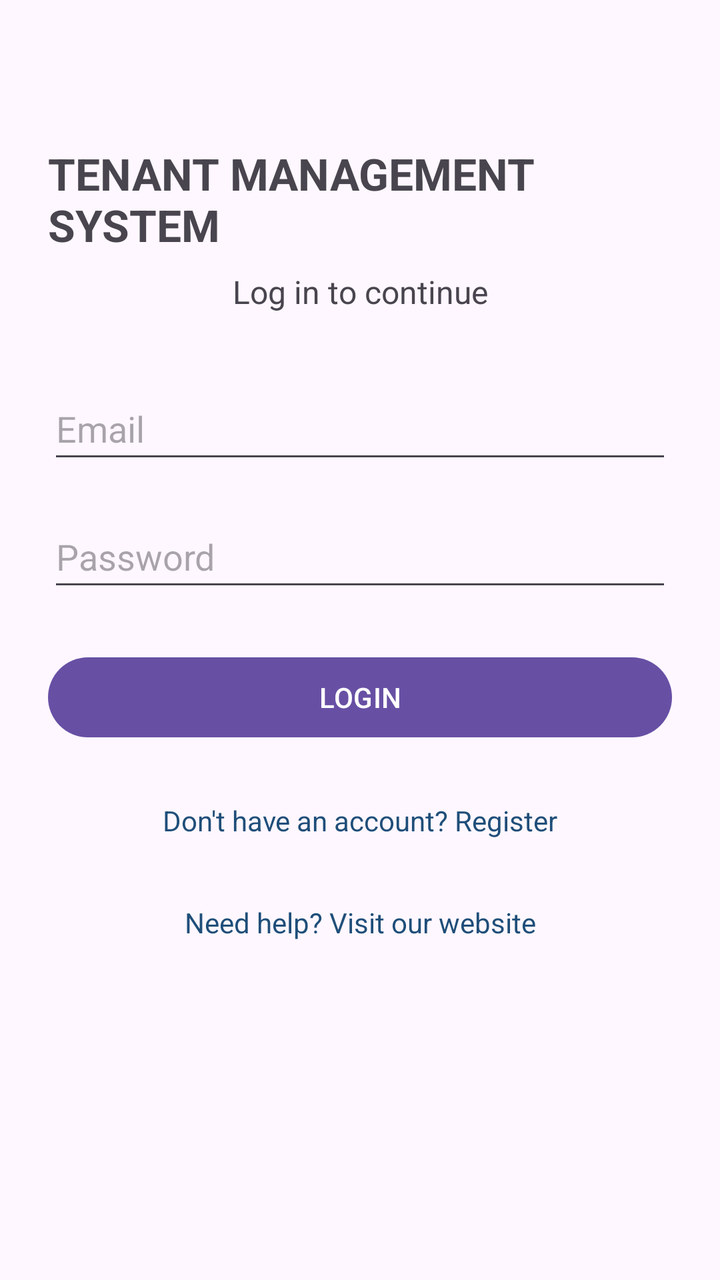
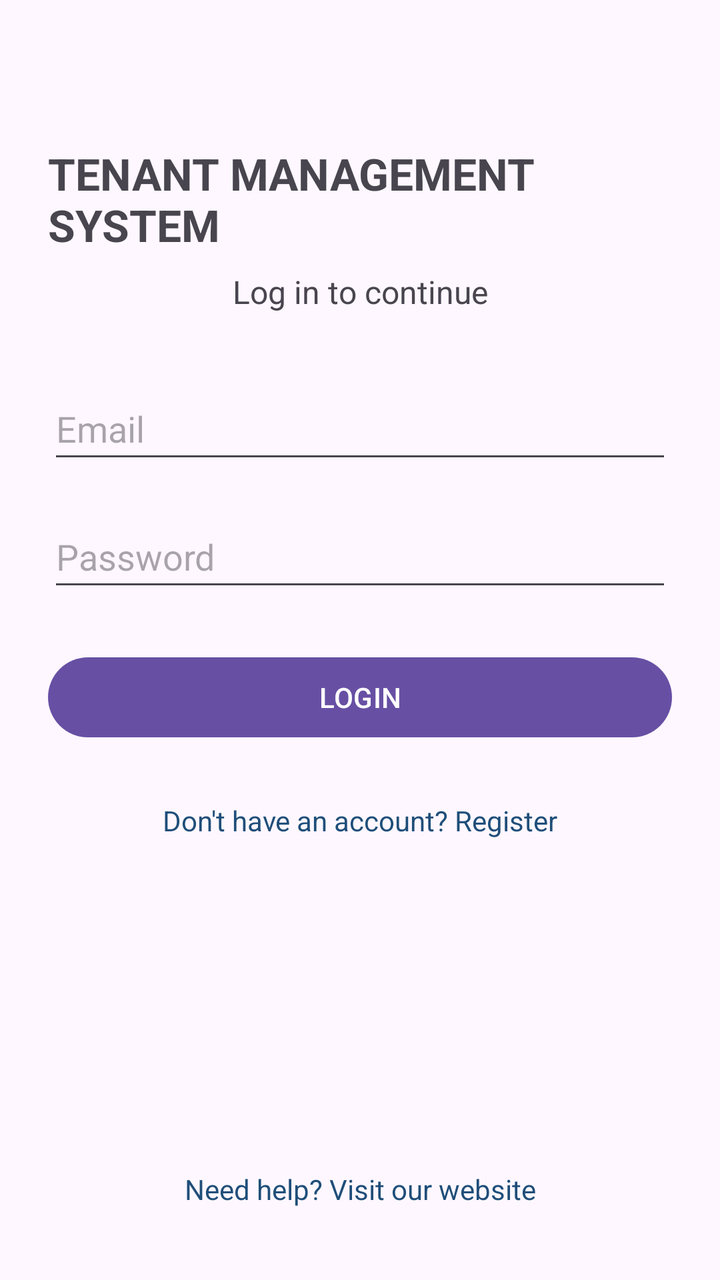

An Android layout rendered at two revisions. The XML below is the earlier revision; the diff shows what the commit changed to produce the second picture.
<!-- AndroidManifest.xml: application theme Theme.TenantManagementSystem -->
<!-- res/layout/activity_login.xml -->
<?xml version="1.0" encoding="utf-8"?>
<androidx.constraintlayout.widget.ConstraintLayout xmlns:android="http://schemas.android.com/apk/res/android"
    xmlns:app="http://schemas.android.com/apk/res-auto"
    android:layout_width="match_parent"
    android:layout_height="match_parent"
    android:fitsSystemWindows="true"
    android:padding="24dp">

    <TextView
        android:id="@+id/loginTitleTextView"
        android:layout_width="wrap_content"
        android:layout_height="wrap_content"
        android:text="TENANT MANAGEMENT SYSTEM"
        android:textSize="22sp"
        android:textStyle="bold"
        android:layout_marginTop="48dp"
        app:layout_constraintTop_toTopOf="parent"
        app:layout_constraintStart_toStartOf="parent"
        app:layout_constraintEnd_toEndOf="parent" />

    <TextView
        android:id="@+id/loginSubtitleTextView"
        android:layout_width="wrap_content"
        android:layout_height="wrap_content"
        android:text="Log in to continue"
        android:textSize="16sp"
        android:layout_marginTop="8dp"
        app:layout_constraintTop_toBottomOf="@id/loginTitleTextView"
        app:layout_constraintStart_toStartOf="parent"
        app:layout_constraintEnd_toEndOf="parent" />

    <EditText
        android:id="@+id/emailEditText"
        android:layout_width="0dp"
        android:layout_height="wrap_content"
        android:hint="Email"
        android:inputType="textEmailAddress"
        android:minHeight="48dp"
        android:layout_marginTop="32dp"
        app:layout_constraintTop_toBottomOf="@id/loginSubtitleTextView"
        app:layout_constraintStart_toStartOf="parent"
        app:layout_constraintEnd_toEndOf="parent" />

    <EditText
        android:id="@+id/passwordEditText"
        android:layout_width="0dp"
        android:layout_height="wrap_content"
        android:hint="Password"
        android:inputType="textPassword"
        android:minHeight="48dp"
        android:layout_marginTop="16dp"
        app:layout_constraintTop_toBottomOf="@id/emailEditText"
        app:layout_constraintStart_toStartOf="parent"
        app:layout_constraintEnd_toEndOf="parent" />

    <Button
        android:id="@+id/loginButton"
        android:layout_width="0dp"
        android:layout_height="wrap_content"
        android:text="LOGIN"
        android:layout_marginTop="24dp"
        app:layout_constraintTop_toBottomOf="@id/passwordEditText"
        app:layout_constraintStart_toStartOf="parent"
        app:layout_constraintEnd_toEndOf="parent" />

    <TextView
        android:id="@+id/registerTextView"
        android:layout_width="wrap_content"
        android:layout_height="wrap_content"
        android:text="Don't have an account? Register"
        android:textColor="#1F4E79"
        android:padding="12dp"
        android:layout_marginTop="16dp"
        app:layout_constraintTop_toBottomOf="@id/loginButton"
        app:layout_constraintStart_toStartOf="parent"
        app:layout_constraintEnd_toEndOf="parent" />

    <TextView
        android:id="@+id/helpTextView"
        android:layout_width="wrap_content"
        android:layout_height="wrap_content"
        android:text="Need help? Visit our website"
        android:textColor="#1F4E79"
        android:padding="12dp"
        android:layout_marginTop="8dp"
        app:layout_constraintTop_toBottomOf="@id/registerTextView"
        app:layout_constraintStart_toStartOf="parent"
        app:layout_constraintEnd_toEndOf="parent" />

</androidx.constraintlayout.widget.ConstraintLayout>
<!-- resources referenced by this layout -->
<resources>
  <style name="Theme.TenantManagementSystem" parent="Base.Theme.TenantManagementSystem" />
  <style name="Base.Theme.TenantManagementSystem" parent="Theme.Material3.DayNight.NoActionBar">
          
          
      </style>
</resources>

<!-- the commit's change to res/layout/activity_login.xml (unified diff, before → after) -->
@@ -82,8 +82,7 @@
         android:text="Need help? Visit our website"
         android:textColor="#1F4E79"
         android:padding="12dp"
-        android:layout_marginTop="8dp"
-        app:layout_constraintTop_toBottomOf="@id/registerTextView"
+        app:layout_constraintBottom_toBottomOf="parent"
         app:layout_constraintStart_toStartOf="parent"
         app:layout_constraintEnd_toEndOf="parent" />
 
